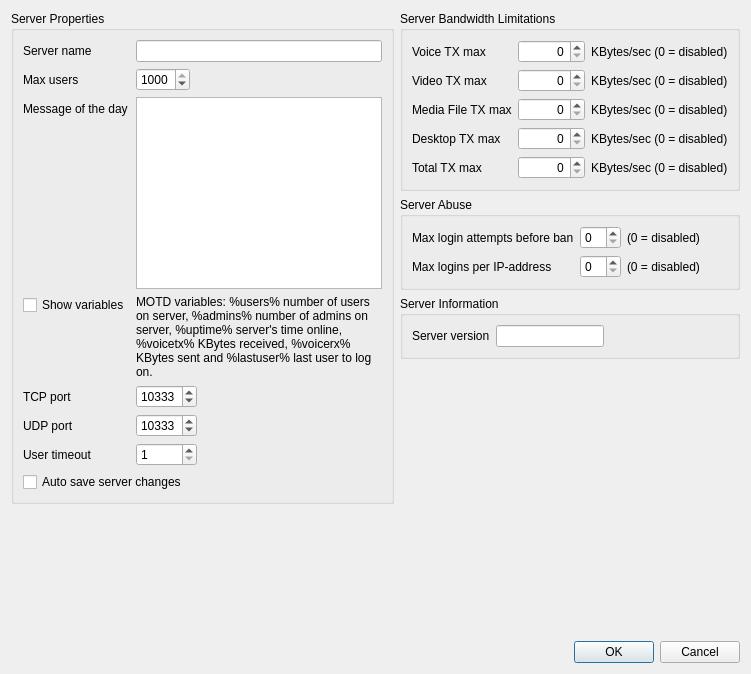
The window that Client/qtTeamTalk/serverproperties.ui (Vector1990/TeamTalk5) describes before a commit, drawn with Qt 5.
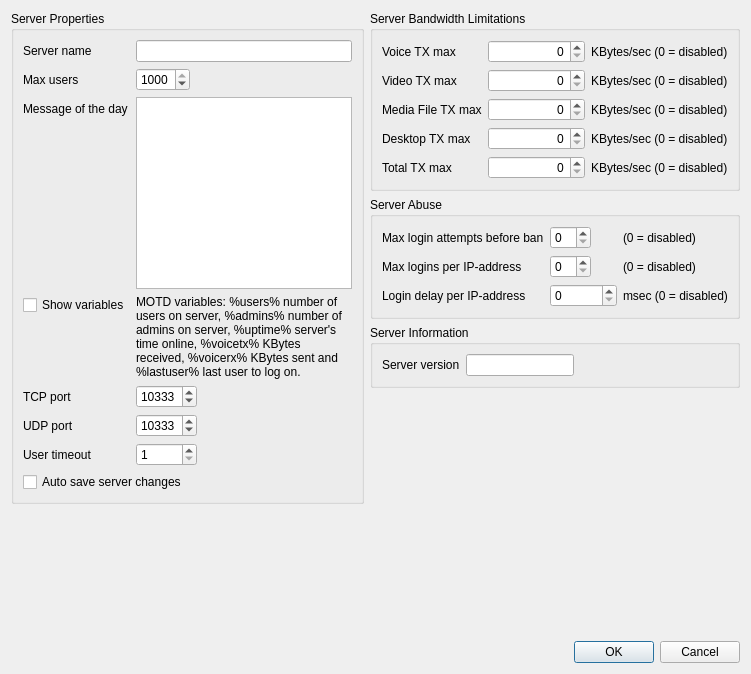
The same window after the commit.

Commit message: Login delay in Qt client

What changed in the file:
```diff
--- a/Client/qtTeamTalk/serverproperties.ui
+++ b/Client/qtTeamTalk/serverproperties.ui
@@ -425,6 +425,27 @@
           </property>
          </widget>
         </item>
+        <item row="2" column="0">
+         <widget class="QLabel" name="label_3">
+          <property name="text">
+           <string>Login delay per IP-address</string>
+          </property>
+         </widget>
+        </item>
+        <item row="2" column="1">
+         <widget class="QSpinBox" name="logindelaySpinBox">
+          <property name="maximum">
+           <number>100000</number>
+          </property>
+         </widget>
+        </item>
+        <item row="2" column="2">
+         <widget class="QLabel" name="label_10">
+          <property name="text">
+           <string>msec (0 = disabled)</string>
+          </property>
+         </widget>
+        </item>
        </layout>
       </widget>
      </item>
```
Left out of the diff: 42 changed lines with no effect on the pictures. The commit also changes 1 other file.
